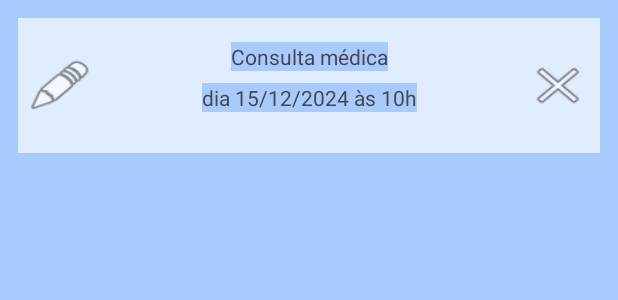
After one commit to LucasGodoy1/AppCompromissoCerto, an Android app: the layout list_item.xml on its own in the app's theme, with its tools: preview values and no code run, on a phone screen of 412 x 824 dp. The commit adds this screen. Shown: the top 300 px of the screen. Run offline under Robolectric (Android 15) with nearby library versions, the phone set to English and light mode, and no system bars.

Commit message:
feat: recyclerView, Refactor: clean code

```diff
--- a/app/src/main/AndroidManifest.xml
+++ b/app/src/main/AndroidManifest.xml
@@ -13,7 +13,7 @@
         android:theme="@style/Theme.CompromissoCerto"
         tools:targetApi="31">
         <activity
-            android:name=".view.CompromissosActivity"
+            android:name=".ui.CompromissosActivity"
             android:exported="false" />
         <activity
             android:name=".ui.UsuarioActivity"
--- a/app/src/main/java/lucasgodoy1/com/github/compromissocerto/controller/ComponenteUsuarioController.kt
+++ b/app/src/main/java/lucasgodoy1/com/github/compromissocerto/controller/ComponenteUsuarioController.kt
@@ -19,9 +19,9 @@ class ComponenteUsuarioController (var usuarioActivity: UsuarioActivity){
 
 
 
-    fun btnMeusCompromissos(){
+    fun <R : Activity>  btnMeusCompromissos(destino: Class<R>){
         componenteUsuario.btnMeusCompromissos.setOnClickListener(View.OnClickListener {
-            //TODO: chamar a troca de tela para a tela com a lista de compromsisos salva
+            trocaDeTela(usuarioActivity, destino)
         })
     }
 
--- a/app/src/main/java/lucasgodoy1/com/github/compromissocerto/ui/UsuarioActivity.kt
+++ b/app/src/main/java/lucasgodoy1/com/github/compromissocerto/ui/UsuarioActivity.kt
@@ -5,7 +5,6 @@ import androidx.activity.enableEdgeToEdge
 import androidx.appcompat.app.AppCompatActivity
 import lucasgodoy1.com.github.compromissocerto.R
 import lucasgodoy1.com.github.compromissocerto.controller.ComponenteUsuarioController
-import lucasgodoy1.com.github.compromissocerto.util.trocaDeTela
 
 class UsuarioActivity : AppCompatActivity() {
     override fun onCreate(savedInstanceState: Bundle?) {
@@ -15,6 +14,6 @@ class UsuarioActivity : AppCompatActivity() {
 
         val componenteUsuario = ComponenteUsuarioController(this)
         componenteUsuario.btnAdcNovoCompromisso(MainActivity::class.java)
-
+        componenteUsuario.btnMeusCompromissos(CompromissosActivity ::class.java)
     }
 }
--- /dev/null
+++ b/app/src/main/res/layout/list_item.xml
@@ -0,0 +1,67 @@
+<?xml version="1.0" encoding="utf-8"?>
+<androidx.appcompat.widget.LinearLayoutCompat xmlns:android="http://schemas.android.com/apk/res/android"
+    xmlns:app="http://schemas.android.com/apk/res-auto"
+    xmlns:tools="http://schemas.android.com/tools"
+    android:layout_width="match_parent"
+    android:layout_height="wrap_content"
+    android:orientation="vertical">
+
+
+        <androidx.constraintlayout.widget.ConstraintLayout
+            android:layout_width="match_parent"
+            android:layout_height="90dp"
+            android:layout_margin="12dp"
+            android:background="#A6FFFFFF"
+            tools:layout_editor_absoluteX="58dp"
+            tools:layout_editor_absoluteY="128dp">
+
+            <androidx.appcompat.widget.AppCompatButton
+                android:id="@+id/idBtnEditar"
+                android:layout_width="45dp"
+                android:layout_height="38dp"
+                android:layout_marginStart="5dp"
+                android:layout_marginTop="1dp"
+                android:layout_marginBottom="1dp"
+                android:background="@android:drawable/ic_menu_edit"
+                android:text="@string/BtnEditar"
+                app:layout_constraintBottom_toBottomOf="parent"
+                app:layout_constraintStart_toStartOf="parent"
+                app:layout_constraintTop_toTopOf="parent" />
+
+            <TextView
+                android:id="@+id/idDataEHora"
+                android:layout_width="wrap_content"
+                android:layout_height="wrap_content"
+                android:layout_marginTop="8dp"
+                android:text="dia 15/12/2024 às 10h"
+                app:layout_constraintEnd_toEndOf="parent"
+                app:layout_constraintStart_toStartOf="parent"
+                app:layout_constraintTop_toBottomOf="@+id/idNomeCompromisso" />
+
+            <TextView
+                android:id="@+id/idNomeCompromisso"
+                android:layout_width="wrap_content"
+                android:layout_height="wrap_content"
+                android:layout_marginTop="16dp"
+                android:text="Consulta médica"
+                app:layout_constraintEnd_toEndOf="parent"
+                app:layout_constraintStart_toStartOf="parent"
+                app:layout_constraintTop_toTopOf="parent" />
+
+            <androidx.appcompat.widget.AppCompatButton
+                android:id="@+id/idBtnLixeira"
+                android:layout_width="45dp"
+                android:layout_height="38dp"
+                android:layout_marginTop="1dp"
+                android:layout_marginEnd="5dp"
+                android:layout_marginBottom="1dp"
+                android:background="@android:drawable/ic_menu_close_clear_cancel"
+                android:text="@string/BtnLixeira"
+                app:layout_constraintBottom_toBottomOf="parent"
+                app:layout_constraintEnd_toEndOf="parent"
+                app:layout_constraintTop_toTopOf="parent" />
+
+        </androidx.constraintlayout.widget.ConstraintLayout>
+
+
+</androidx.appcompat.widget.LinearLayoutCompat>
```
Also changed, not shown: app/src/main/java/lucasgodoy1/com/github/compromissocerto/adapter/UsuarioAdapter.kt (added, +54 -0 lines), app/src/main/java/lucasgodoy1/com/github/compromissocerto/ui/CompromissosActivity.kt (added, +36 -0 lines), app/src/main/java/lucasgodoy1/com/github/compromissocerto/view/CompromissosActivity.kt (deleted, +0 -22 lines), app/src/main/res/layout/activity_compromissos.xml (+11 -66 lines).
